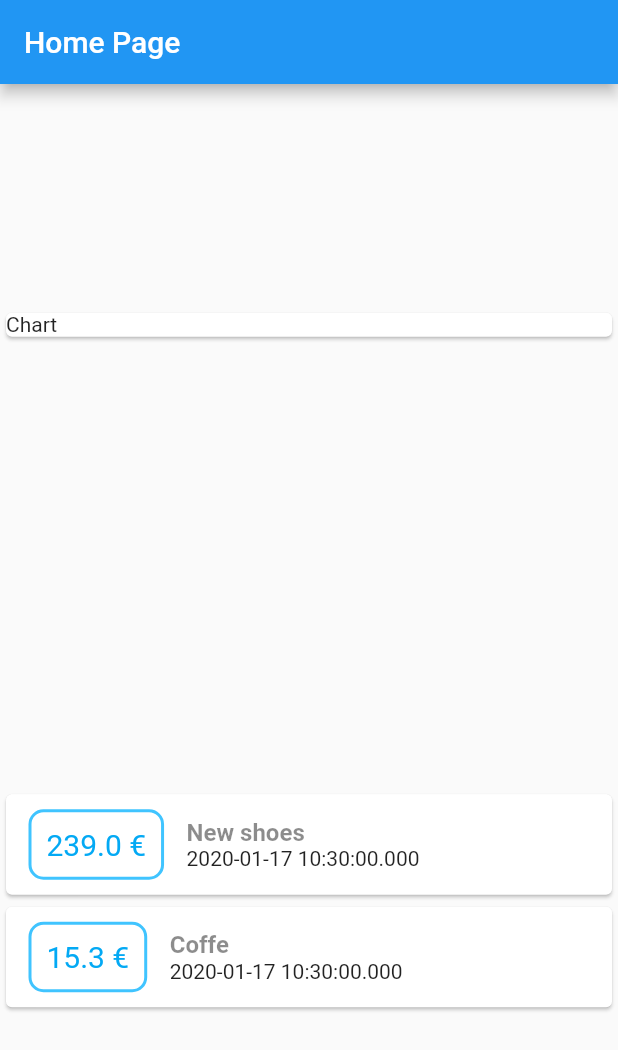
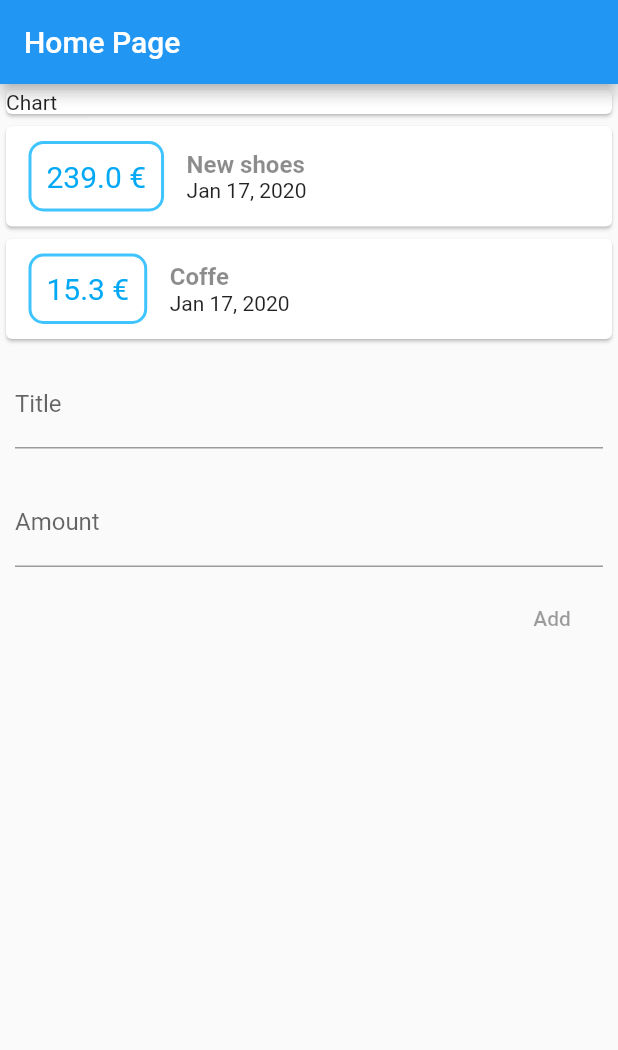
Before and after one commit to gkubiak92/myExpenseMobile, a Flutter app: the screen it shows after launch, on a phone screen of 412 x 824 dp. Shown: the top 1050 px of the screen. Run offline on Flutter 3.47's test engine with Material 2 defaults, Android fonts, the phone set to English and light mode, and no system bars.

Commit message:
Add styling and input fields

```diff
--- a/lib/main.dart
+++ b/lib/main.dart
@@ -1,4 +1,6 @@
 import 'package:flutter/material.dart';
+import 'package:intl/intl.dart';
+
 import 'transaction.dart';
 
 void main() => runApp(MyApp());
@@ -27,7 +29,7 @@ class MyHomePage extends StatelessWidget {
         title: Text('Home Page'),
       ),
       body: Column(
-        mainAxisAlignment: MainAxisAlignment.spaceAround,
+        mainAxisAlignment: MainAxisAlignment.start,
         crossAxisAlignment: CrossAxisAlignment.stretch,
         children: <Widget>[
           Container(
@@ -51,7 +53,7 @@ class MyHomePage extends StatelessWidget {
                           borderRadius: BorderRadius.all(Radius.circular(10))),
                       padding: EdgeInsets.all(10),
                       child: Text(
-                        '${transaction.amount.toString()} €',
+                        '${transaction.amount} €',
                         style: TextStyle(
                           color: Colors.lightBlue,
                           fontSize: 20,
@@ -68,7 +70,9 @@ class MyHomePage extends StatelessWidget {
                               fontSize: 16,
                               color: Colors.black45),
                         ),
-                        Text(transaction.date.toString()),
+                        Text(
+                          DateFormat.yMMMd().format(transaction.date),
+                        ),
                       ],
                     )
                   ],
@@ -76,6 +80,27 @@ class MyHomePage extends StatelessWidget {
               );
             }).toList(),
           ),
+          Column(
+            crossAxisAlignment: CrossAxisAlignment.end,
+            children: <Widget>[
+              Container(
+                child: TextField(
+                  decoration: InputDecoration(labelText: 'Title'),
+                ),
+                padding: EdgeInsets.all(10),
+              ),
+              Container(
+                child: TextField(
+                  decoration: InputDecoration(labelText: 'Amount'),
+                ),
+                padding: EdgeInsets.all(10),
+              ),
+              FlatButton(
+                child: Text('Add'),
+                onPressed: null,
+              ),
+            ],
+          )
         ],
       ),
     );
--- a/pubspec.yaml
+++ b/pubspec.yaml
@@ -19,6 +19,8 @@ environment:
 dependencies:
   flutter:
     sdk: flutter
+
+  intl: ^0.16.1
 
   # The following adds the Cupertino Icons font to your application.
   # Use with the CupertinoIcons class for iOS style icons.
```
Also changed, not shown: pubspec.lock.
